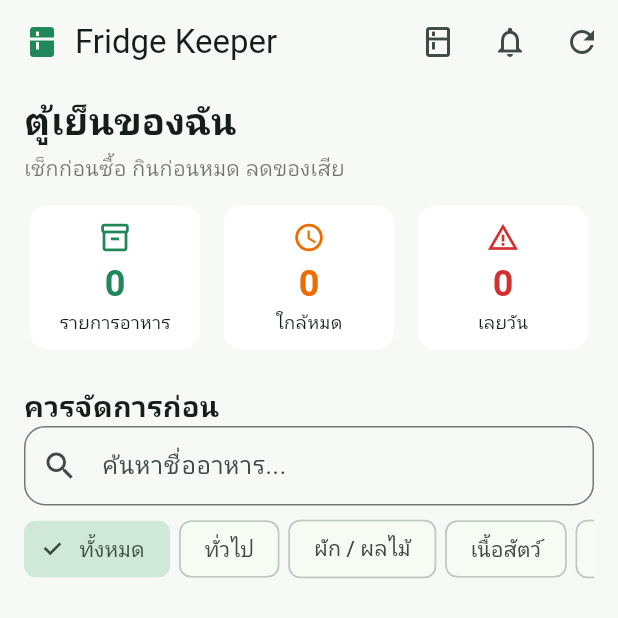
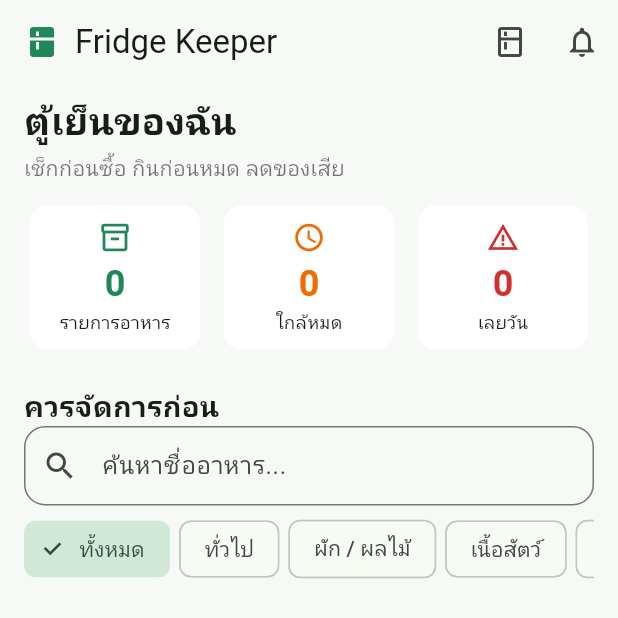
Before and after one commit to Nestsu/fridge_keeper, a Flutter app: the screen it shows after launch, on a phone screen of 412 x 824 dp, the top half of it. Run offline on Flutter 3.47's test engine with Material 3 defaults, Android fonts, the phone set to English and light mode, and no system bars; our stand-ins replace flutter_local_notifications, flutter_timezone, image_picker, shared_preferences, sqflite, timezone; accounts and stored records are empty.

Commit message:
ui(storage): leave room for fridge management and notifications actions

```diff
--- a/lib/main.dart
+++ b/lib/main.dart
@@ -247,7 +247,7 @@ class _HomePageState extends State<HomePage> {
             icon: const Icon(Icons.kitchen_outlined)),
           IconButton(tooltip: 'ตั้งค่าแจ้งเตือน', onPressed: _openNotificationSettings,
             icon: const Icon(Icons.notifications_outlined)),
-          IconButton(tooltip: 'รีเฟรช', onPressed: _reload, icon: const Icon(Icons.refresh)),
+          // Swipe down on the list to refresh; keep the app bar compact.
         ]),
       body: _loading ? const Center(child: CircularProgressIndicator()) : _error != null
         ? Center(child: Padding(padding: const EdgeInsets.all(24), child: Text('เปิดฐานข้อมูลไม่ได้\n$_error')))
```
